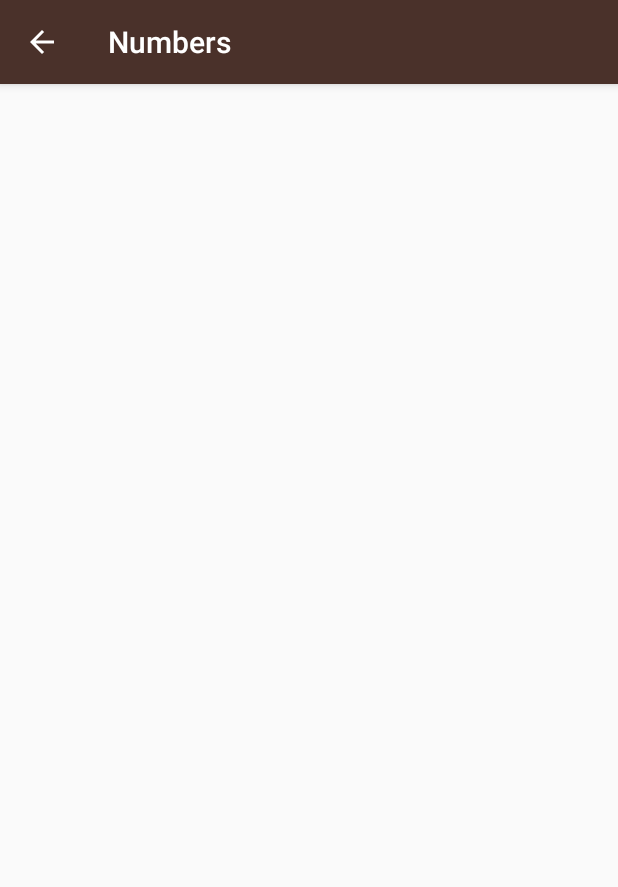
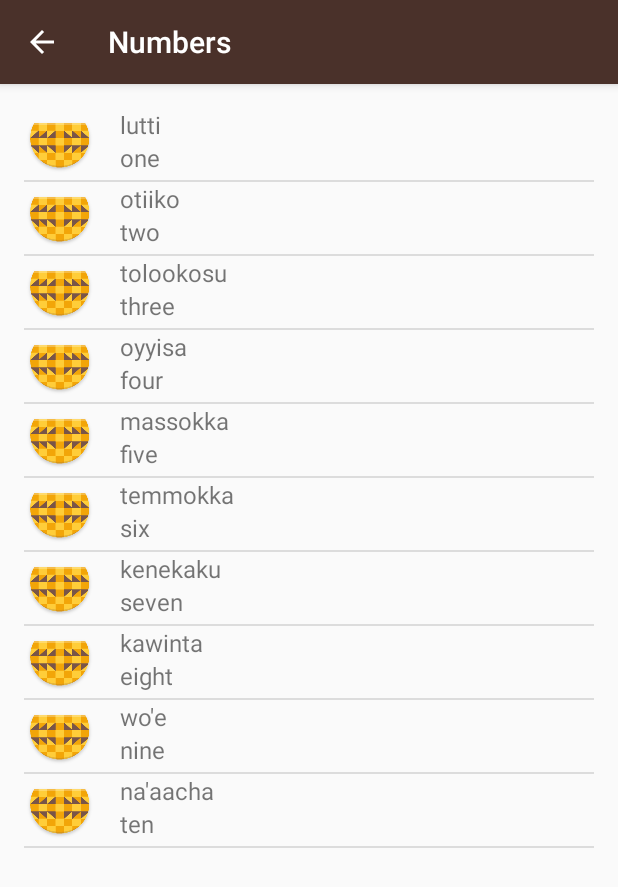
Before and after one commit to svroye/Miwok, an Android app: the NumbersActivity screen opened directly, with no data from a screen before it, on a phone screen of 412 x 824 dp. Shown: the top 887 px of the screen. Run offline under Robolectric (Android 15) with nearby library versions, the phone set to English and light mode, and no system bars.

Commit message:
Create adapter and use it in the activities

```diff
--- a/app/src/main/java/com/example/android/miwok/NumbersActivity.java
+++ b/app/src/main/java/com/example/android/miwok/NumbersActivity.java
@@ -17,10 +17,7 @@ package com.example.android.miwok;
 
 import android.support.v7.app.AppCompatActivity;
 import android.os.Bundle;
-import android.widget.ArrayAdapter;
-import android.widget.LinearLayout;
 import android.widget.ListView;
-import android.widget.TextView;
 
 import java.util.ArrayList;
 
@@ -29,18 +26,18 @@ public class NumbersActivity extends AppCompatActivity {
     @Override
     protected void onCreate(Bundle savedInstanceState) {
         super.onCreate(savedInstanceState);
-        setContentView(R.layout.activity_numbers);
-        ArrayList<String> words = new ArrayList<String>();
-        words.add("one");
-        words.add("two");
-        words.add("three");
-        words.add("four");
-        words.add("five");
-        words.add("six");
-        words.add("seven");
-        words.add( "eight");
-        words.add("nine");
-        words.add("ten");
+        setContentView(R.layout.word_list);
+        ArrayList<Words> words = new ArrayList<Words>();
+        words.add(new Words("one","lutti"));
+        words.add(new Words("two","otiiko"));
+        words.add(new Words("three","tolookosu"));
+        words.add(new Words("four","oyyisa"));
+        words.add(new Words("five","massokka"));
+        words.add(new Words("six","temmokka"));
+        words.add(new Words("seven","kenekaku"));
+        words.add(new Words("eight","kawinta"));
+        words.add(new Words("nine","wo'e"));
+        words.add(new Words("ten","na'aacha"));
 
 
         // Create an {@link ArrayAdapter}, whose data source is a list of Strings. The
@@ -48,12 +45,12 @@ public class NumbersActivity extends AppCompatActivity {
         // simple_list_item_1.xml layout resource defined in the Android framework.
         // This list item layout contains a single {@link TextView}, which the adapter will set to
         // display a single word.
-        ArrayAdapter<String> itemsAdapter =
-                new ArrayAdapter<String>(this, android.R.layout.simple_list_item_1, words);
+        WordAdapter itemsAdapter =
+                new WordAdapter(this, words);
 
         // Find the {@link ListView} object in the view hierarchy of the {@link Activity}.
         // There should be a {@link ListView} with the view ID called list, which is declared in the
-        // activity_numbers.xml layout file.
+        // word_listyout file.
         ListView listView = (ListView) findViewById(R.id.list);
 
         // Make the {@link ListView} use the {@link ArrayAdapter} we created above, so that the
--- /dev/null
+++ b/app/src/main/java/com/example/android/miwok/WordAdapter.java
@@ -0,0 +1,74 @@
+package com.example.android.miwok;
+
+import android.content.Context;
+import android.support.annotation.LayoutRes;
+import android.support.annotation.NonNull;
+import android.support.annotation.Nullable;
+import android.view.LayoutInflater;
+import android.view.View;
+import android.view.ViewGroup;
+import android.widget.ArrayAdapter;
+import android.widget.TextView;
+
+import java.util.ArrayList;
+import java.util.List;
+
+/**
+ * Created by Steven on 18/10/2017.
+ */
+
+public class WordAdapter extends ArrayAdapter<Words> {
+
+    /**
+     * This is our own custom constructor (it doesn't mirror a superclass constructor).
+     * The context is used to inflate the layout file, and the list is the data we want
+     * to populate into the lists.
+     *
+     * @param context        The current context. Used to inflate the layout file.
+     * @param word A List of Words objects to display in a list
+     */
+    public WordAdapter(@NonNull Context context,  ArrayList<Words> word) {
+        // call the superclass's constructor, with second parameter being 0, since
+        // we are not going to use a single TextView as a layout.
+        super(context, 0, word);
+    }
+
+    /**
+     * Provides a view for an AdapterView (ListView, GridView, etc.)
+     *
+     * @param position The position in the list of data that should be displayed in the
+     *                 list item view.
+     * @param convertView The recycled view to populate.
+     * @param parent The parent ViewGroup that is used for inflation.
+     * @return The View for the position in the AdapterView.
+     */
+    @Override
+    public View getView(int position, View convertView, ViewGroup parent) {
+        // Check if the existing view is being reused, otherwise inflate the view
+        View listItemView = convertView;
+        // if there are not recycled Views available, inflate a new one
+        if(listItemView == null) {
+            listItemView = LayoutInflater.from(getContext()).inflate(
+                    R.layout.list_item, parent, false);
+        }
+
+        // Get the {@link Words} object located at this position in the list
+        Words currentWord = getItem(position);
+
+        // Find the TextView in the list_item.xml layout with the ID english_word
+        TextView englishTranslationTextView = (TextView) listItemView.findViewById(R.id.english_word);
+        // Get the English Translation from the current Words object and
+        // set this text on the TextView
+        englishTranslationTextView.setText(currentWord.getEnglishTranslation());
+
+        // Find the TextView in the list_item.xml layout with the ID miwok_word
+        TextView miwokTranslationTextView = (TextView) listItemView.findViewById(R.id.miwok_word);
+        // Get the miwok Translation from the current Words object and
+        // set this text on the TextView
+        miwokTranslationTextView.setText(currentWord.getmMiwokTranslation());
+
+        // Return the whole list item layout (containing 2 TextViews)
+        // so that it can be shown in the ListView
+        return listItemView;
+    }
+}
```
Also changed, not shown: app/src/main/java/com/example/android/miwok/ColorsActivity.java (+34 -1 lines), app/src/main/java/com/example/android/miwok/FamilyActivity.java (+36 -1 lines), app/src/main/java/com/example/android/miwok/PhrasesActivity.java (+36 -1 lines).
